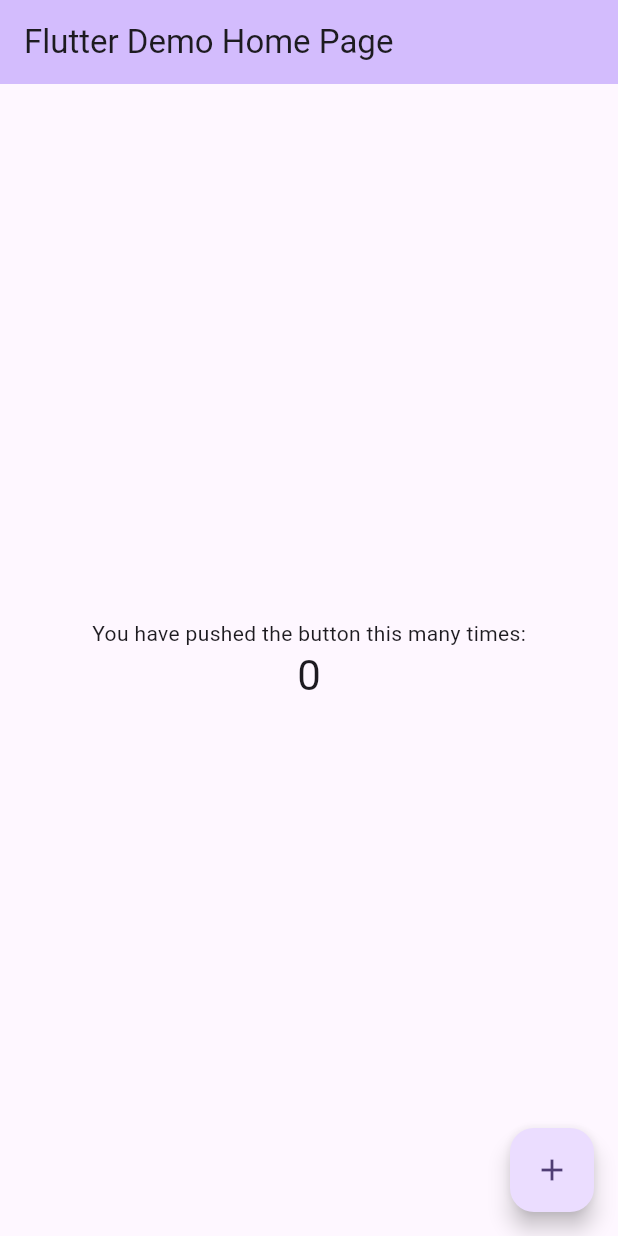
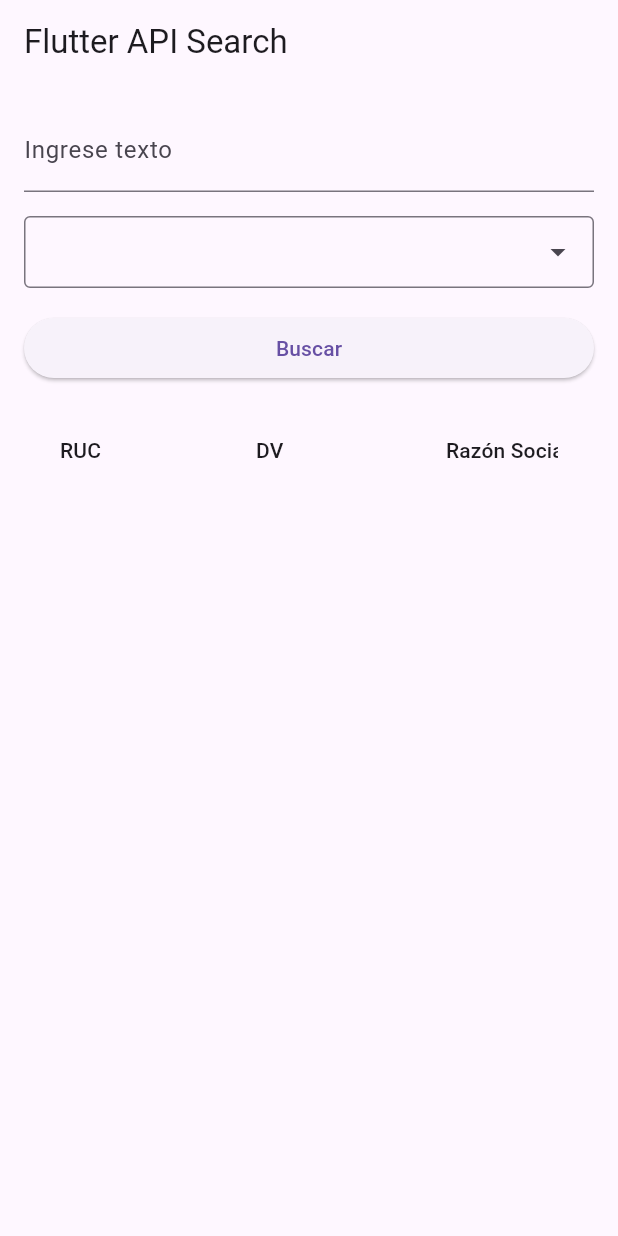
Before and after one commit to franbar95/rucspyapp, a Flutter app: the screen it shows after launch, on a phone screen of 412 x 824 dp. Run offline on Flutter 3.47's test engine with Material 3 defaults, Android fonts, the phone set to English and light mode, and no system bars; drawn by our look-alikes of data_table_2, dropdown_search.

Commit message:
primer test funcionando del rest en la app, preparar widgets personalizados para mostrar los resultados

```diff
--- a/lib/main.dart
+++ b/lib/main.dart
@@ -1,125 +1,111 @@
+// encoding: utf-8
+import 'dart:convert';
+
 import 'package:flutter/material.dart';
+import 'package:http/http.dart' as http;
+import 'package:dropdown_search/dropdown_search.dart';
+import 'package:data_table_2/data_table_2.dart';
 
 void main() {
-  runApp(const MyApp());
+  runApp(MyApp());
 }
 
 class MyApp extends StatelessWidget {
-  const MyApp({super.key});
-
-  // This widget is the root of your application.
   @override
   Widget build(BuildContext context) {
     return MaterialApp(
-      title: 'Flutter Demo',
-      theme: ThemeData(
-        // This is the theme of your application.
-        //
-        // TRY THIS: Try running your application with "flutter run". You'll see
-        // the application has a purple toolbar. Then, without quitting the app,
-        // try changing the seedColor in the colorScheme below to Colors.green
-        // and then invoke "hot reload" (save your changes or press the "hot
-        // reload" button in a Flutter-supported IDE, or press "r" if you used
-        // the command line to start the app).
-        //
-        // Notice that the counter didn't reset back to zero; the application
-        // state is not lost during the reload. To reset the state, use hot
-        // restart instead.
-        //
-        // This works for code too, not just values: Most code changes can be
-        // tested with just a hot reload.
-        colorScheme: ColorScheme.fromSeed(seedColor: Colors.deepPurple),
-        useMaterial3: true,
-      ),
-      home: const MyHomePage(title: 'Flutter Demo Home Page'),
+      home: MyHomePage(),
     );
   }
 }
 
 class MyHomePage extends StatefulWidget {
-  const MyHomePage({super.key, required this.title});
-
-  // This widget is the home page of your application. It is stateful, meaning
-  // that it has a State object (defined below) that contains fields that affect
-  // how it looks.
-
-  // This class is the configuration for the state. It holds the values (in this
-  // case the title) provided by the parent (in this case the App widget) and
-  // used by the build method of the State. Fields in a Widget subclass are
-  // always marked "final".
-
-  final String title;
-
   @override
-  State<MyHomePage> createState() => _MyHomePageState();
+  _MyHomePageState createState() => _MyHomePageState();
 }
 
 class _MyHomePageState extends State<MyHomePage> {
-  int _counter = 0;
+  List<Map<String, dynamic>> data = [];
+  String selectedOption = '';
+  String texto = "";
 
-  void _incrementCounter() {
-    setState(() {
-      // This call to setState tells the Flutter framework that something has
-      // changed in this State, which causes it to rerun the build method below
-      // so that the display can reflect the updated values. If we changed
-      // _counter without calling setState(), then the build method would not be
-      // called again, and so nothing would appear to happen.
-      _counter++;
-    });
+  Future<void> fetchData(String searchText) async {
+    final response = await http.get(
+      Uri.parse('https://rucspy.ddns.net/v1/ruc/$searchText'),
+    );
+
+    print(response.statusCode);
+
+    if (response.statusCode == 200) {
+      final decodedBody = utf8.decode(response.bodyBytes);
+      print(decodedBody);
+      setState(() {
+        data = [json.decode(decodedBody)];
+      });
+    } else {
+      throw Exception('Failed to load data');
+    }
   }
 
   @override
   Widget build(BuildContext context) {
-    // This method is rerun every time setState is called, for instance as done
-    // by the _incrementCounter method above.
-    //
-    // The Flutter framework has been optimized to make rerunning build methods
-    // fast, so that you can just rebuild anything that needs updating rather
-    // than having to individually change instances of widgets.
     return Scaffold(
       appBar: AppBar(
-        // TRY THIS: Try changing the color here to a specific color (to
-        // Colors.amber, perhaps?) and trigger a hot reload to see the AppBar
-        // change color while the other colors stay the same.
-        backgroundColor: Theme.of(context).colorScheme.inversePrimary,
-        // Here we take the value from the MyHomePage object that was created by
-        // the App.build method, and use it to set our appbar title.
-        title: Text(widget.title),
+        title: Text('Flutter API Search'),
       ),
-      body: Center(
-        // Center is a layout widget. It takes a single child and positions it
-        // in the middle of the parent.
+      body: Padding(
+        padding: const EdgeInsets.all(16.0),
         child: Column(
-          // Column is also a layout widget. It takes a list of children and
-          // arranges them vertically. By default, it sizes itself to fit its
-          // children horizontally, and tries to be as tall as its parent.
-          //
-          // Column has various properties to control how it sizes itself and
-          // how it positions its children. Here we use mainAxisAlignment to
-          // center the children vertically; the main axis here is the vertical
-          // axis because Columns are vertical (the cross axis would be
-          // horizontal).
-          //
-          // TRY THIS: Invoke "debug painting" (choose the "Toggle Debug Paint"
-          // action in the IDE, or press "p" in the console), to see the
-          // wireframe for each widget.
-          mainAxisAlignment: MainAxisAlignment.center,
-          children: <Widget>[
-            const Text(
-              'You have pushed the button this many times:',
+          crossAxisAlignment: CrossAxisAlignment.stretch,
+          children: [
+            TextField(
+              onChanged: (value) {
+                texto = value;
+              },
+              decoration: InputDecoration(
+                labelText: 'Ingrese texto',
+              ),
             ),
-            Text(
-              '$_counter',
-              style: Theme.of(context).textTheme.headlineMedium,
+            SizedBox(height: 16),
+            DropdownSearch<String>(
+              items: ['Opción 1', 'Opción 2', 'Opción 3'],
+              onChanged: (String? value) {
+                setState(() {
+                  selectedOption = value ?? '';
+                });
+              },
+            ),
+            SizedBox(height: 16),
+            ElevatedButton(
+              onPressed: () {
+                // Trigger API search
+                fetchData(texto);
+              },
+              child: Text('Buscar'),
+            ),
+            SizedBox(height: 16),
+            Expanded(
+              child: DataTable2(
+                columns: [
+                  DataColumn2(label: Text('RUC')),
+                  DataColumn2(label: Text('DV')),
+                  DataColumn2(label: Text('Razón Social')),
+                ],
+                rows: List<DataRow>.generate(
+                  data.length,
+                      (index) => DataRow(
+                    cells: [
+                      DataCell(Text(data[index]['ruc'].toString())),
+                      DataCell(Text(data[index]['digitoVerificador'].toString())),
+                      DataCell(Text(data[index]['razonSocial'].toString())),
+                    ],
+                  ),
+                ),
+              ),
             ),
           ],
         ),
       ),
-      floatingActionButton: FloatingActionButton(
-        onPressed: _incrementCounter,
-        tooltip: 'Increment',
-        child: const Icon(Icons.add),
-      ), // This trailing comma makes auto-formatting nicer for build methods.
     );
   }
 }
--- a/pubspec.yaml
+++ b/pubspec.yaml
@@ -30,7 +30,9 @@ environment:
 dependencies:
   flutter:
     sdk: flutter
-
+  http: ^1.1.2
+  dropdown_search: ^5.0.6
+  data_table_2:
 
   # The following adds the Cupertino Icons font to your application.
   # Use with the CupertinoIcons class for iOS style icons.
```
Also changed, not shown: pubspec.lock, 1 other file.
